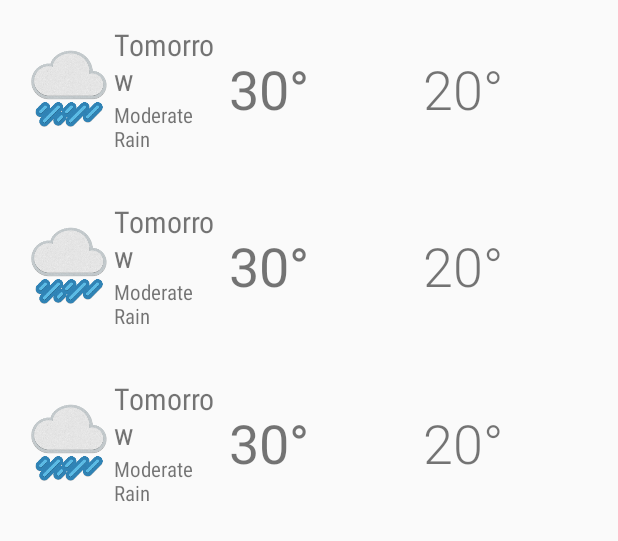
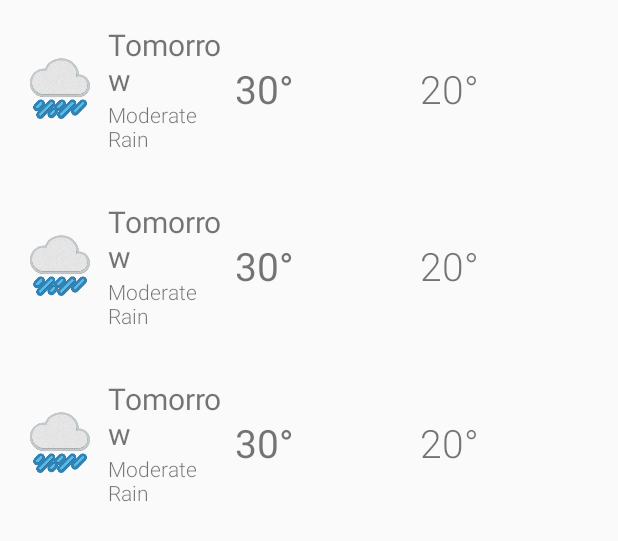
Before and after one commit to simonpham/Sunshine, an Android app: the layout fragment_home.xml on its own in the app's theme, with its tools: preview values and no code run, on a phone screen of 412 x 824 dp. Shown: the top 541 px of the screen. Run offline under Robolectric (Android 15) with nearby library versions, the phone set to English and light mode, and no system bars.

Commit message:
Update item_forecast layout

```diff
--- a/app/src/main/res/layout/item_forecast.xml
+++ b/app/src/main/res/layout/item_forecast.xml
@@ -4,16 +4,19 @@
     xmlns:tools="http://schemas.android.com/tools"
     android:layout_width="match_parent"
     android:layout_height="wrap_content"
-    android:background="?attr/selectableItemBackground"
+    android:background="@drawable/selectable_item_background"
+    android:clickable="true"
+    android:focusable="true"
     android:gravity="center_vertical"
     android:minHeight="?attr/listPreferredItemHeight"
     android:padding="16dp">
 
     <ImageView
         android:id="@+id/ivIcon"
-        android:layout_width="60dp"
+        android:layout_width="48dp"
         android:layout_height="0dp"
         app:layout_constraintBottom_toBottomOf="parent"
+        app:layout_constraintEnd_toStartOf="@id/tvDate"
         app:layout_constraintStart_toStartOf="parent"
         app:layout_constraintTop_toTopOf="parent"
         tools:src="@drawable/art_rain" />
@@ -22,7 +25,8 @@
         android:id="@+id/tvDate"
         android:layout_width="0dp"
         android:layout_height="wrap_content"
-        android:fontFamily="sans-serif-condensed"
+        android:layout_marginStart="8dp"
+        android:fontFamily="sans-serif"
         android:gravity="start"
         android:textSize="20sp"
         app:layout_constraintBottom_toTopOf="@id/tvForecast"
@@ -36,7 +40,8 @@
         android:id="@+id/tvForecast"
         android:layout_width="0dp"
         android:layout_height="wrap_content"
-        android:fontFamily="sans-serif-condensed"
+        android:layout_marginStart="8dp"
+        android:fontFamily="sans-serif-light"
         android:gravity="start"
         android:textAppearance="?android:textAppearanceSmall"
         app:layout_constraintBottom_toBottomOf="parent"
@@ -57,10 +62,10 @@
         android:layout_width="wrap_content"
         android:layout_height="0dp"
         android:layout_gravity="center"
-        android:layout_marginStart="16dp"
+        android:layout_marginStart="8dp"
         android:fontFamily="sans-serif"
         android:gravity="center"
-        android:textSize="36sp"
+        android:textSize="26sp"
         app:layout_constraintBottom_toBottomOf="parent"
         app:layout_constraintEnd_toStartOf="@id/tvLow"
         app:layout_constraintStart_toEndOf="@id/barrier"
@@ -72,10 +77,10 @@
         android:layout_width="wrap_content"
         android:layout_height="0dp"
         android:layout_gravity="center"
-        android:layout_marginStart="16dp"
+        android:layout_marginStart="8dp"
         android:fontFamily="sans-serif-light"
         android:gravity="center"
-        android:textSize="36sp"
+        android:textSize="26sp"
         app:layout_constraintBottom_toBottomOf="parent"
         app:layout_constraintEnd_toEndOf="parent"
         app:layout_constraintStart_toEndOf="@id/tvHigh"
```
